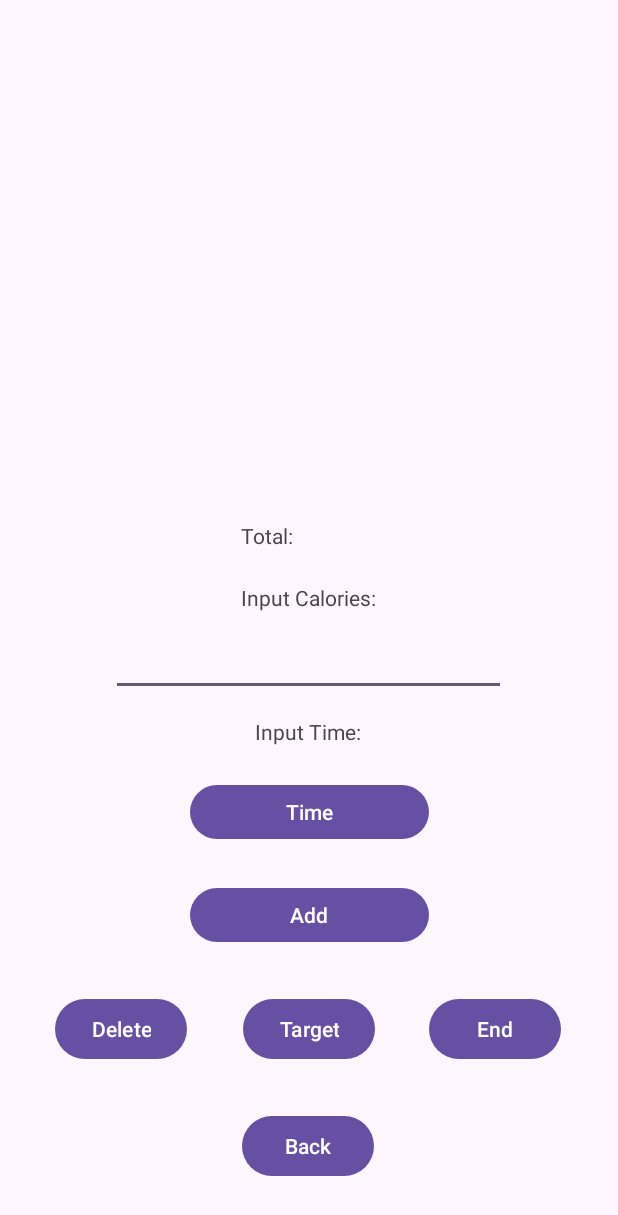
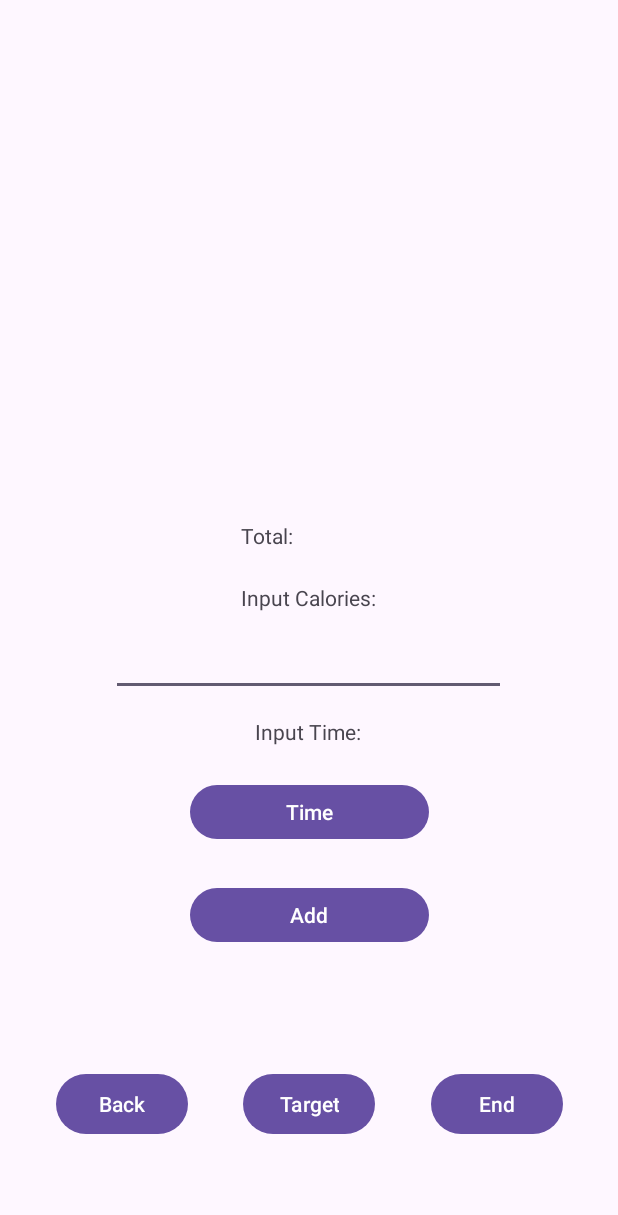
Before and after one commit to ElijahManalili/BOK-Up, an Android app: the Track screen opened directly, with no data from a screen before it, on a phone screen of 412 x 824 dp. Shown: the top 1215 px of the screen. Run offline under Robolectric (Android 15) with nearby library versions, the phone set to English and light mode, and no system bars; our stand-ins replace Firebase (no records; nobody signed in at launch, a user with empty details on screens opened directly).

Commit message:
updated BOKKERS

```diff
--- a/app/src/main/java/com/example/bokup/Target.kt
+++ b/app/src/main/java/com/example/bokup/Target.kt
@@ -1,20 +1,11 @@
 package com.example.bokup
 
-import android.content.Intent
 import androidx.appcompat.app.AppCompatActivity
 import android.os.Bundle
-import android.widget.Button
 
 class Target : AppCompatActivity() {
     override fun onCreate(savedInstanceState: Bundle?) {
         super.onCreate(savedInstanceState)
         setContentView(R.layout.activity_target)
-
-    var backBtn : Button = findViewById(R.id.backBtn)
-
-        backBtn.setOnClickListener {
-            val intent = Intent(this, MainActivity::class.java)
-            startActivity(intent)
-        }
     }
 }
--- a/app/src/main/java/com/example/bokup/Track.kt
+++ b/app/src/main/java/com/example/bokup/Track.kt
@@ -42,7 +42,6 @@ class Track : AppCompatActivity() {
         //Buttons and Text
         var backBtn : Button = findViewById(R.id.backBtn)
         var addBtn : Button = findViewById(R.id.addBtn)
-        var delBtn: Button = findViewById(R.id.delBtn)
         var targetBtn : Button = findViewById(R.id.targetBtn)
         var timeBtn : Button = findViewById(R.id.timeBtn)
         var calText : EditText = findViewById(R.id.calText)
--- a/app/src/main/res/layout/activity_track.xml
+++ b/app/src/main/res/layout/activity_track.xml
@@ -6,40 +6,39 @@
     android:layout_height="match_parent"
     tools:context=".Track">
 
-    <Button
-        android:id="@+id/backBtn"
-        android:layout_width="wrap_content"
-        android:layout_height="wrap_content"
-        android:text="Back"
-        app:layout_constraintBottom_toBottomOf="parent"
-        app:layout_constraintEnd_toEndOf="parent"
-        app:layout_constraintHorizontal_bias="0.498"
-        app:layout_constraintStart_toStartOf="parent"
-        app:layout_constraintTop_toTopOf="parent"
-        app:layout_constraintVertical_bias="0.954" />
 
     <Button
         android:id="@+id/targetBtn"
         android:layout_width="wrap_content"
         android:layout_height="wrap_content"
+        android:layout_marginBottom="64dp"
         android:text="Target"
         app:layout_constraintBottom_toBottomOf="parent"
-        app:layout_constraintEnd_toEndOf="parent"
-        app:layout_constraintStart_toStartOf="parent"
-        app:layout_constraintTop_toTopOf="parent"
-        app:layout_constraintVertical_bias="0.853" />
+        app:layout_constraintEnd_toStartOf="@+id/endBtn"
+        app:layout_constraintHorizontal_bias="0.5"
+        app:layout_constraintStart_toEndOf="@+id/backBtn" />
 
     <Button
-        android:id="@+id/delBtn"
+        android:id="@+id/endBtn"
         android:layout_width="wrap_content"
         android:layout_height="wrap_content"
-        android:text="Delete"
+        android:layout_marginBottom="64dp"
+        android:text="End"
         app:layout_constraintBottom_toBottomOf="parent"
         app:layout_constraintEnd_toEndOf="parent"
-        app:layout_constraintHorizontal_bias="0.114"
-        app:layout_constraintStart_toStartOf="parent"
-        app:layout_constraintTop_toTopOf="parent"
-        app:layout_constraintVertical_bias="0.853" />
+        app:layout_constraintHorizontal_bias="0.5"
+        app:layout_constraintStart_toEndOf="@+id/targetBtn" />
+
+    <Button
+        android:id="@+id/backBtn"
+        android:layout_width="wrap_content"
+        android:layout_height="wrap_content"
+        android:layout_marginBottom="64dp"
+        android:text="Back"
+        app:layout_constraintBottom_toBottomOf="parent"
+        app:layout_constraintEnd_toStartOf="@+id/targetBtn"
+        app:layout_constraintHorizontal_bias="0.5"
+        app:layout_constraintStart_toStartOf="parent" />
 
     <Button
         android:id="@+id/addBtn"
@@ -135,18 +134,6 @@
         app:layout_constraintStart_toStartOf="parent"
         app:layout_constraintTop_toTopOf="parent"
         app:layout_constraintVertical_bias="0.0"
-        tools:listitem="@layout/track_layout"/>
-
-    <Button
-        android:id="@+id/endBtn"
-        android:layout_width="wrap_content"
-        android:layout_height="wrap_content"
-        android:text="End"
-        app:layout_constraintBottom_toBottomOf="parent"
-        app:layout_constraintEnd_toEndOf="parent"
-        app:layout_constraintHorizontal_bias="0.882"
-        app:layout_constraintStart_toStartOf="parent"
-        app:layout_constraintTop_toTopOf="@+id/rvTrack"
-        app:layout_constraintVertical_bias="0.853" />
+        tools:listitem="@layout/track_layout" />
 
 </androidx.constraintlayout.widget.ConstraintLayout>
```
